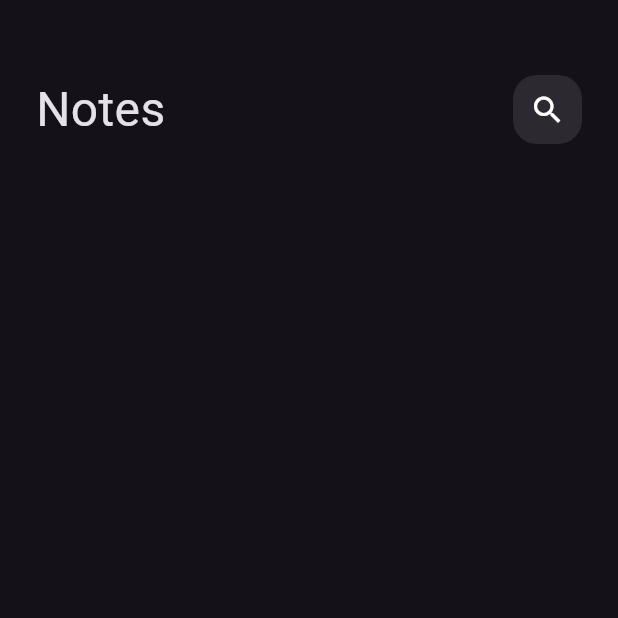
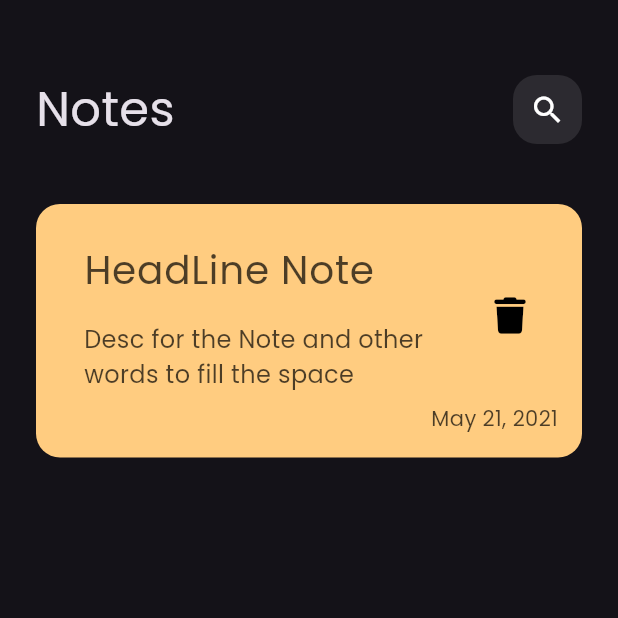
Before and after one commit to AbdallahSaeed0/notes_app, a Flutter app: the screen it shows after launch, on a phone screen of 412 x 824 dp, the top half of it. Run offline on Flutter 3.47's test engine with Material 3 defaults, Android fonts, the phone set to English and light mode, and no system bars; our stand-ins replace font_awesome_flutter.

Commit message:
itemNote

```diff
--- a/lib/main.dart
+++ b/lib/main.dart
@@ -13,6 +13,7 @@ class NotesApp extends StatelessWidget {
     return MaterialApp(
       theme: ThemeData(
         brightness: Brightness.dark,
+        fontFamily: 'Poppins',
       ),
       routes: {
         NotesView().id: (context) => NotesView(),
--- a/lib/views/notes_view.dart
+++ b/lib/views/notes_view.dart
@@ -1,4 +1,5 @@
 import 'package:flutter/material.dart';
+import 'widgets/item_note.dart';
 import 'widgets/notes_appbar.dart';
 
 class NotesView extends StatelessWidget {
@@ -11,12 +12,16 @@ class NotesView extends StatelessWidget {
     return const Scaffold(
       body: Padding(
         padding: EdgeInsets.symmetric(horizontal: 24),
-        child: Column(
+        child: const Column(
           children: [
             SizedBox(
               height: 50,
             ),
             NotesAppbar(),
+            SizedBox(
+              height: 40,
+            ),
+            NoteItem(),
           ],
         ),
       ),
--- /dev/null
+++ b/lib/views/widgets/item_note.dart
@@ -0,0 +1,55 @@
+import 'package:flutter/material.dart';
+import 'package:font_awesome_flutter/font_awesome_flutter.dart';
+
+class NoteItem extends StatelessWidget {
+  const NoteItem({
+    super.key,
+  });
+
+  @override
+  Widget build(BuildContext context) {
+    return Container(
+      decoration: BoxDecoration(
+          color: Color(0xffFFCC80), borderRadius: BorderRadius.circular(16)),
+      child: Padding(
+        padding: const EdgeInsets.only(
+          left: 16,
+          top: 16,
+          bottom: 16,
+        ),
+        child: Column(
+          crossAxisAlignment: CrossAxisAlignment.end,
+          children: [
+            ListTile(
+              title: Text(
+                "HeadLine Note",
+                style: TextStyle(
+                    color: Colors.black.withOpacity(.7), fontSize: 26),
+              ),
+              subtitle: Padding(
+                padding: const EdgeInsets.only(top: 16),
+                child: Text(
+                  "Desc for the Note and other words to fill the space",
+                  style: TextStyle(
+                      color: Colors.black.withOpacity(.7), fontSize: 16),
+                ),
+              ),
+              trailing: IconButton(
+                onPressed: () {},
+                icon: const Icon(
+                  FontAwesomeIcons.trash,
+                  color: Colors.black,
+                ),
+              ),
+            ),
+            Padding(
+              padding: const EdgeInsets.only(right: 16),
+              child: Text("May 21, 2021",
+                  style: TextStyle(color: Colors.black.withOpacity(.7))),
+            ),
+          ],
+        ),
+      ),
+    );
+  }
+}
```
Also changed, not shown: pubspec.yaml (+5 -11 lines), assets/fonts/Poppins-Regular.ttf (added), pubspec.lock, 1 other file.
